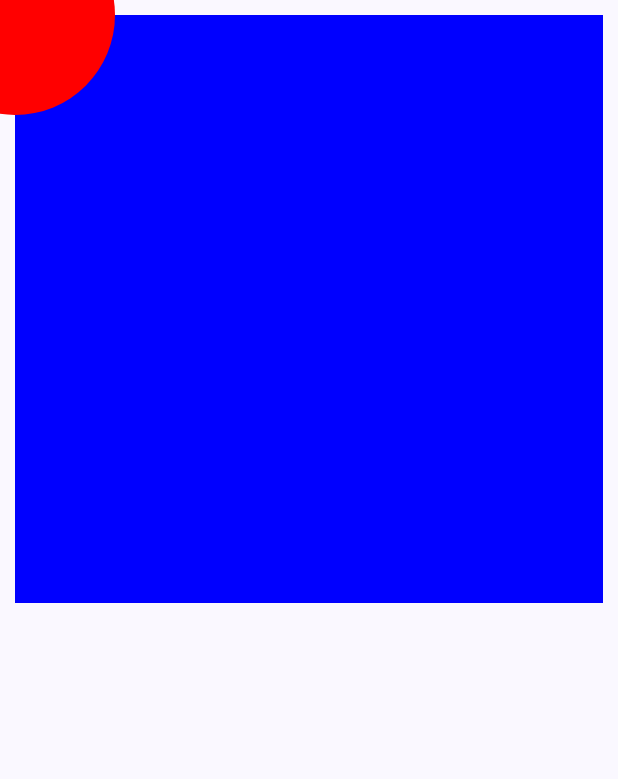
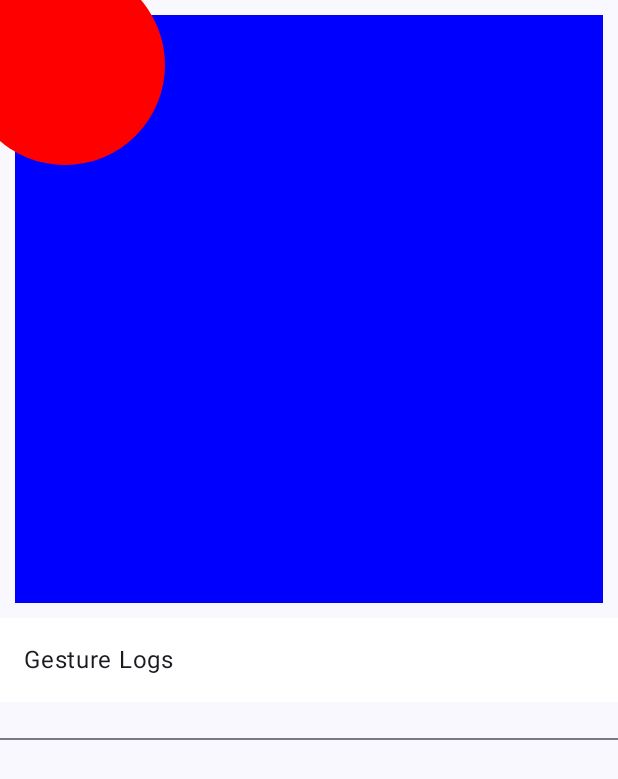
Before and after one commit to kenna-edwards55/project10, an Android app built with Jetpack Compose: the GestureActivityContent screen opened through its navigation route, on a phone screen of 412 x 824 dp. Shown: the top 779 px of the screen. Run offline under Robolectric (Android 15) with nearby library versions, the phone set to English and light mode, and no system bars.

Commit message:
Gesture Playground is working as intended

```diff
--- a/app/src/main/java/com/example/project10/GestureActivity.kt
+++ b/app/src/main/java/com/example/project10/GestureActivity.kt
@@ -14,13 +14,19 @@ import androidx.compose.foundation.layout.Column
 import androidx.compose.foundation.layout.Row
 import androidx.compose.foundation.layout.fillMaxSize
 import androidx.compose.foundation.layout.padding
+import androidx.compose.material.icons.Icons
+import androidx.compose.material.icons.filled.Send
 import androidx.compose.runtime.remember
 import androidx.fragment.app.FragmentActivity
-
+import androidx.compose.foundation.layout.*
+import androidx.compose.foundation.lazy.LazyColumn
+import androidx.compose.foundation.lazy.items
+import androidx.compose.foundation.text.BasicTextField
+import androidx.compose.material3.*
 import androidx.compose.runtime.*
+import androidx.compose.ui.Alignment
 import androidx.compose.ui.ExperimentalComposeUiApi
 import androidx.compose.ui.Modifier
-import androidx.compose.ui.draw.EmptyBuildDrawCacheParams.size
 import androidx.compose.ui.geometry.Offset
 import androidx.compose.ui.graphics.Color
 import androidx.compose.ui.graphics.drawscope.Fill
@@ -105,10 +111,12 @@ fun LandscapeLayout(navController: NavHostController) {
 @OptIn(ExperimentalComposeUiApi::class)
 @Composable
 fun BallCanvasContent() {
-    var ballPosition by remember { mutableStateOf(Offset(0f, 0f)) }
-//    var startPoint by remember { mutableStateOf(PointF(0f, 0f)) }
+    var ballPosition by remember { mutableStateOf(Offset(50f, 50f)) }
     var startPoint = PointF(0f, 0f)
+    var endPoint = PointF(0f,0f)
     var matrix by remember { mutableStateOf(android.graphics.Matrix()) }
+    var deltaX : Float = 0.0F
+    var deltaY : Float = 0.0F
 
     Canvas(
         modifier = Modifier.fillMaxSize().padding(10.dp).pointerInteropFilter { motionEvent ->
@@ -118,20 +126,26 @@ fun BallCanvasContent() {
                 }
 
                 MotionEvent.ACTION_MOVE -> {
-                    Log.i("BallCanvasContent", "x: ${motionEvent.x}, y: ${motionEvent.y}")
+//                    Log.i("BallCanvasContent", "x: ${motionEvent.x}, y: ${motionEvent.y}")
 
-                    val deltaX = motionEvent.x - startPoint.x
-                    val deltaY = motionEvent.y - startPoint.y
+                    deltaX = motionEvent.x - startPoint.x
+                    deltaY = motionEvent.y - startPoint.y
                     matrix.postTranslate(deltaX, deltaY)
                     startPoint.set(motionEvent.x, motionEvent.y)
 
                     ballPosition = Offset(ballPosition.x + deltaX, ballPosition.y + deltaY)
-                    // Invalidate to trigger a redraw
 
                 }
 
+
                 MotionEvent.ACTION_UP -> {
+                    endPoint.set(motionEvent.x, motionEvent.y)
+
+                    if ((startPoint.x == endPoint.x) && (startPoint.y == endPoint.y)) {
+                        SharedState.gestureLogs = SharedState.gestureLogs + "The User Tapped"
+                    }
                     // Handle touch up
+
                 }
             }
             true
@@ -143,32 +157,47 @@ fun BallCanvasContent() {
     }
 }
 
+
 @Composable
 fun GestureLogsContent() {
+//    var gestureLogsText : MutableList<String> = mutableListOf("")
 
+    Log.d("GestureLogs", SharedState.gestureLogs.toString())
+//    SharedState.gestureLogs += "Hello"
+    Column(
+        modifier = Modifier
+            .fillMaxSize()
+            .background(Color.White)
+    ) {
+        Text(
+            text = "Gesture Logs",
+            modifier = Modifier
+                .padding(16.dp)
+        )
+
+        LazyColumn(
+            modifier = Modifier
+                .fillMaxSize()
+                .background(MaterialTheme.colorScheme.background)
+        ) {
+            items(SharedState.gestureLogs) { gesture ->
+                Text(text = gesture)
+//                GestureItem(gesture = gesture)
+                Divider()
+            }
+        }
+    }
 }
 
-
-
-
-
-
-//    val fragmentManager = (LocalContext.current as? FragmentActivity)?.supportFragmentManager
-//
-//    Column {
-//        if (fragmentManager != null) {
-//            val transaction = fragmentManager.beginTransaction()
-//
-//            val topFragment = BallCanvasFragment()
-//            val bottomFragment = GestureLogsFragment()
-//
-//            transaction.replace(R.id.fragmentContainer1, topFragment)
-////            transaction.replace(R.id.fragmentContainer2, bottomFragment) //todo
-//
-//            transaction.commit()
-//        } else {
-//            // Handle the case where fragmentManager is null
-//        }
-
-// Your other Compose UI elements here
+//@Composable
+//fun GestureItem(gesture: String) {
+//    Row(
+//        modifier = Modifier
+//            .fillMaxWidth()
+//            .padding(16.dp),
+//        verticalAlignment = Alignment.CenterVertically
+//    ) {
+//        Spacer(modifier = Modifier.width(8.dp))
+//        Text(text = gesture)
 //    }
+//}
--- a/app/src/main/java/com/example/project10/SharedState.kt
+++ b/app/src/main/java/com/example/project10/SharedState.kt
@@ -2,10 +2,13 @@ package com.example.project10
 
 // SharedState.kt
 import androidx.compose.runtime.getValue
+import androidx.compose.runtime.mutableStateListOf
 import androidx.compose.runtime.mutableStateOf
 import androidx.compose.runtime.setValue
 
 object SharedState {
     var currentState by mutableStateOf<String?>(null)
     var currentCity by mutableStateOf<String?>(null)
+    var gestureLogs by mutableStateOf(listOf(""))
+//    var gestureLogs : MutableList<String> = mutableListOf("")
 }
```
